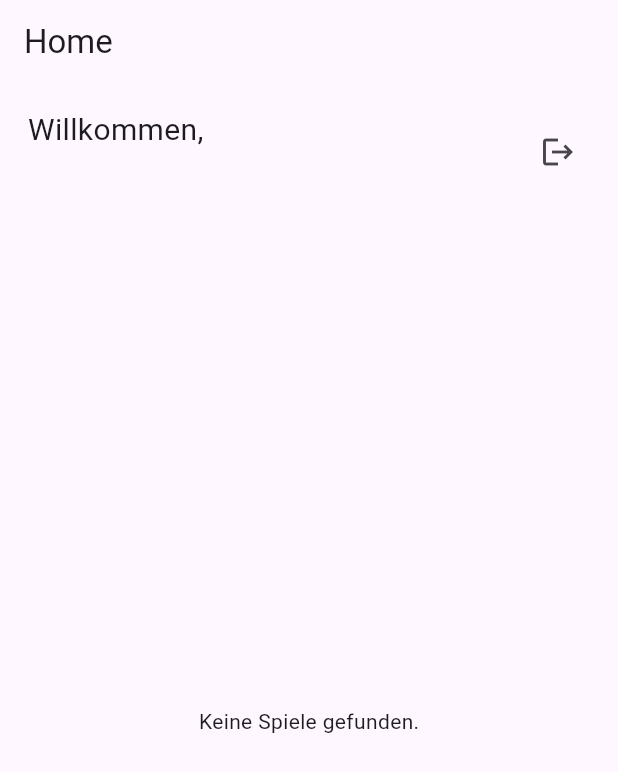
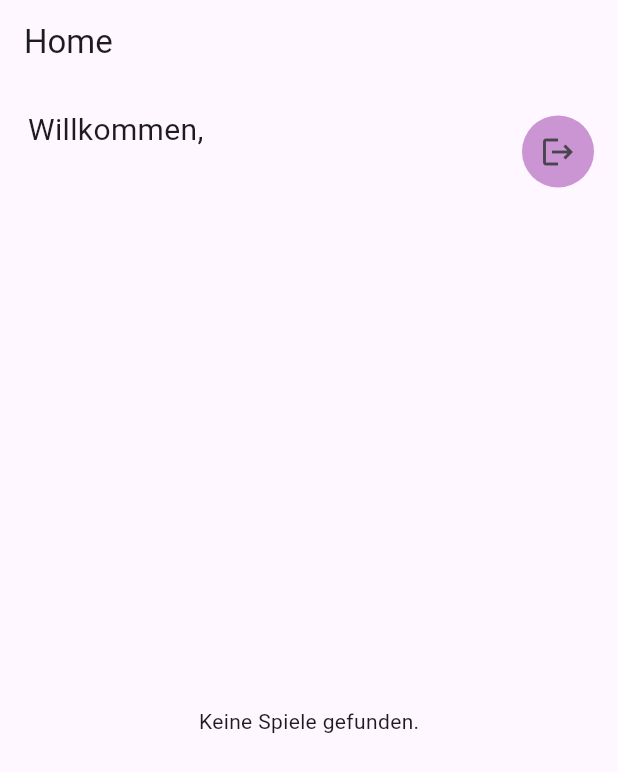
Before and after one commit to Dopa91/project_firebase_auth_and_firestore, a Flutter app: the screen it shows once a user with an empty profile is signed in, after a tap on the "logout" icon, on a phone screen of 412 x 824 dp. Shown: the top 772 px of the screen. Run offline on Flutter 3.47's test engine with Material 3 defaults, Android fonts, the phone set to English and light mode, and no system bars; our stand-ins replace cloud_firestore, firebase_auth, firebase_core; accounts and stored records are empty; statements that could not run were skipped.

Commit message:
Edited IconButton, due to design

```diff
--- a/lib/feature/Home/home_screen.dart
+++ b/lib/feature/Home/home_screen.dart
@@ -25,13 +25,8 @@ class HomeScreenState extends State<HomeScreen> {
   }
 
   Future<List<Map<String, dynamic>>> fetchGames() async {
-    try {
-      final dataSnapshot = await firestoreInstance.collection('Games').get();
-      return dataSnapshot.docs.map((doc) => doc.data()).toList();
-    } catch (e) {
-      log("Fehler beim Abrufen der Daten: $e");
-      return [];
-    }
+    final dataSnapshot = await firestoreInstance.collection('Games').get();
+    return dataSnapshot.docs.map((doc) => doc.data()).toList();
   }
 
   @override
@@ -55,9 +50,17 @@ class HomeScreenState extends State<HomeScreen> {
                 const Expanded(
                   child: SizedBox(),
                 ),
-                IconButton(
-                  onPressed: logoutUser,
-                  icon: const Icon(Icons.logout),
+                Container(
+                  decoration: const BoxDecoration(
+                    borderRadius: BorderRadius.all(
+                      Radius.circular(24),
+                    ),
+                    color: Color.fromARGB(255, 203, 149, 212),
+                  ),
+                  child: IconButton(
+                    onPressed: logoutUser,
+                    icon: const Icon(Icons.logout),
+                  ),
                 ),
               ],
             ),
```
